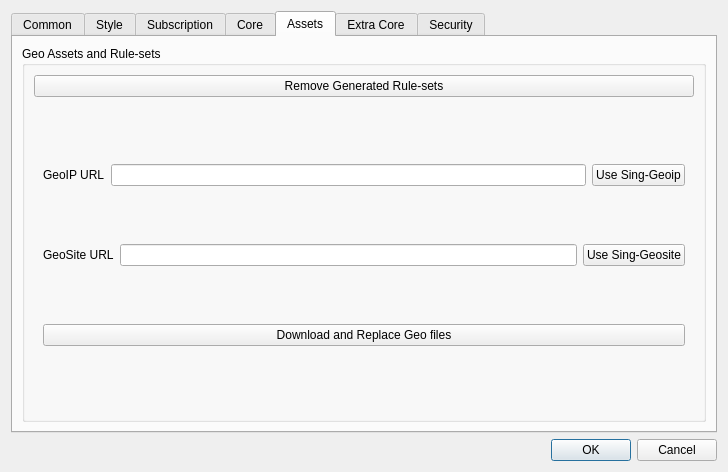
First picture: the form in ui/dialog_basic_settings.ui, repository shengmo0210/nekoray, before the edit.
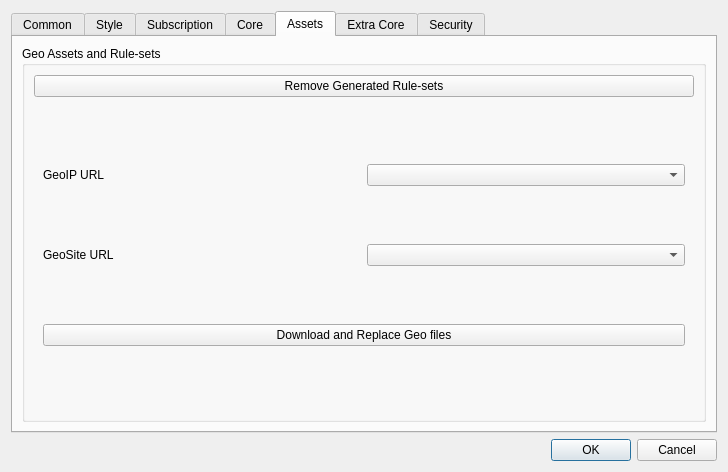
Second picture: the form after the edit. The open tabs and pages were chosen to show the change. Custom widgets are drawn as their Qt base class.

```diff
--- a/ui/dialog_basic_settings.ui
+++ b/ui/dialog_basic_settings.ui
@@ -703,17 +703,7 @@
                 </widget>
                </item>
                <item>
-                <widget class="QLineEdit" name="geoip_url"/>
-               </item>
-               <item>
-                <widget class="QPushButton" name="geoip_auto_btn">
-                 <property name="toolTip">
-                  <string>&lt;html&gt;&lt;head/&gt;&lt;body&gt;&lt;p&gt;Sets the URL to the latest sing-geoip release URL&lt;/p&gt;&lt;/body&gt;&lt;/html&gt;</string>
-                 </property>
-                 <property name="text">
-                  <string>Use Sing-Geoip</string>
-                 </property>
-                </widget>
+                <widget class="QComboBox" name="geoip_url"/>
                </item>
               </layout>
              </item>
@@ -727,17 +717,7 @@
                 </widget>
                </item>
                <item>
-                <widget class="QLineEdit" name="geosite_url"/>
-               </item>
-               <item>
-                <widget class="QPushButton" name="geosite_auto_btn">
-                 <property name="toolTip">
-                  <string>&lt;html&gt;&lt;head/&gt;&lt;body&gt;&lt;p&gt;Sets the URL to the latest sing-geosite release URL&lt;/p&gt;&lt;/body&gt;&lt;/html&gt;</string>
-                 </property>
-                 <property name="text">
-                  <string>Use Sing-Geosite</string>
-                 </property>
-                </widget>
+                <widget class="QComboBox" name="geosite_url"/>
                </item>
               </layout>
              </item>
```
Left out of the diff: 76 changed lines with no effect on the pictures.
